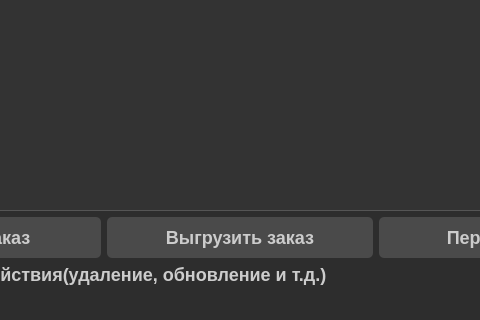
Before: the Qt Designer form ui/main_page/main_pageui.ui in c0ral0vii/buhgalter_app, drawn with Qt 5; both pictures show x 719 to 1199 and y 413 to 733 of the 1373 by 733 pixel window.
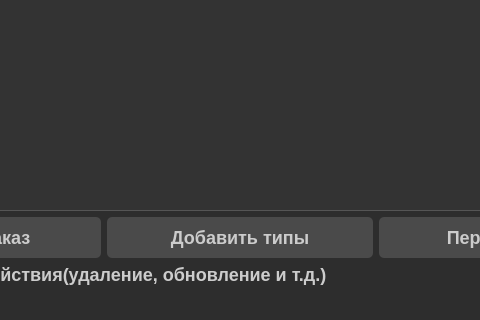
After: the same form once the commit is applied.

```diff
--- a/ui/main_page/main_pageui.ui
+++ b/ui/main_page/main_pageui.ui
@@ -211,7 +211,7 @@
       <item>
        <widget class="QPushButton" name="unload_order_pushButton">
         <property name="text">
-         <string>Выгрузить заказ</string>
+         <string>Добавить типы</string>
         </property>
        </widget>
       </item>
```
Left out of the diff: 2 changed lines with no effect on the pictures.
